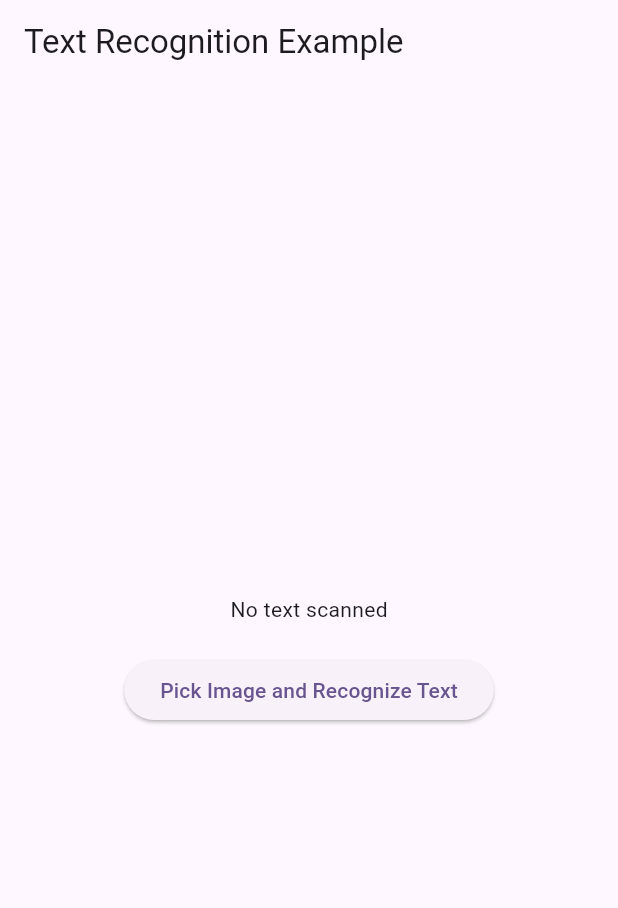
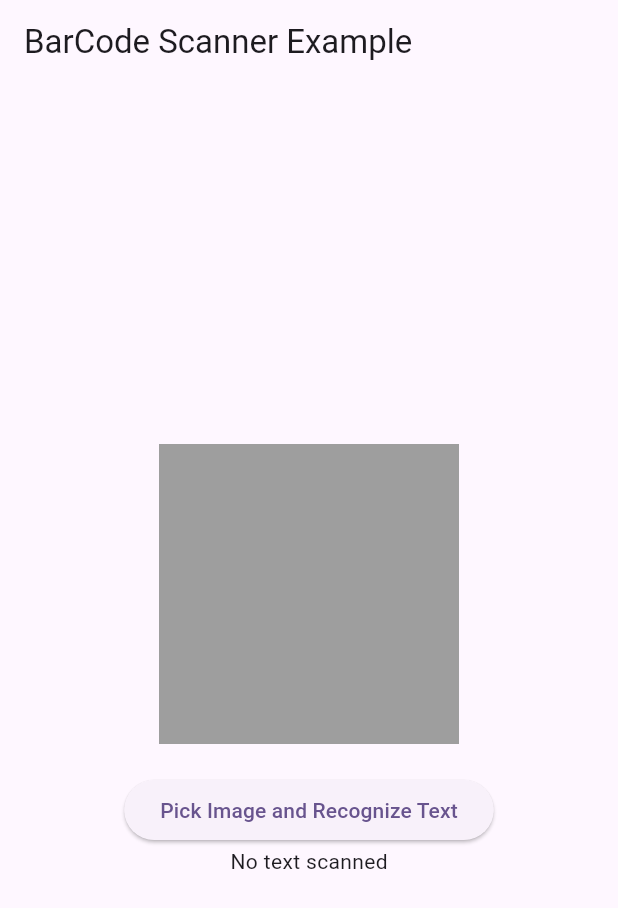
Before and after one commit to sheraz-bajwa/ML-Recognizers, a Flutter app: the screen it shows after launch, after a tap on "Pick Image and Recognize Text", on a phone screen of 412 x 824 dp. Shown: the top 908 px of the screen. Run offline on Flutter 3.47's test engine with Material 2 defaults, Android fonts, the phone set to English and light mode, and no system bars; our stand-ins replace image_picker; missing offline and left inert: google_ml_kit.

Commit message:
first commit

```diff
--- /dev/null
+++ b/fyp/lib/BarCode.dart
@@ -0,0 +1,88 @@
+
+import 'package:flutter/material.dart';
+import 'package:image_picker/image_picker.dart';
+import 'package:google_ml_kit/google_ml_kit.dart';
+import 'dart:io';
+
+class Barcode1 extends StatefulWidget {
+  @override
+  _Barcode1State createState() => _Barcode1State();
+}
+
+class _Barcode1State extends State<Barcode1> {
+  String scannedBarcode = '';
+  bool isScanning = false;
+  File? selectedImage; // Store the selected image file.
+
+  Future<void> pickAndRecognizeText() async {
+    final picker = ImagePicker();
+    final pickedImage = await picker.pickImage(source: ImageSource.gallery);
+
+    if (pickedImage != null) {
+      final imageFile = File(pickedImage.path);
+      await recognizeText(imageFile);
+    }
+  }
+
+  Future<void> recognizeText(File imageFile) async {
+    final barcodeScanner = GoogleMlKit.vision.barcodeScanner();
+
+    setState(() {
+      isScanning = true;
+    });
+    try {
+      final inputImage = InputImage.fromFile(
+          selectedImage!); // Use the selected image for barcode scanning.
+      final barcodes = await barcodeScanner.processImage(inputImage);
+
+      if (barcodes.isNotEmpty) {
+        scannedBarcode = barcodes[0]
+            .value
+            .toString(); // Assuming you only want the first barcode found.
+      } else {
+        scannedBarcode = 'No barcode found';
+      }
+    } catch (e) {
+      scannedBarcode = 'Error: $e';
+    }
+
+    await barcodeScanner.close();
+
+    setState(() {
+      isScanning = false;
+    });
+  }
+
+  @override
+  Widget build(BuildContext context) {
+    return Scaffold(
+      appBar: AppBar(
+        title: Text('BarCode Scanner Example'),
+      ),
+      body: Center(
+        child: Column(
+          mainAxisAlignment: MainAxisAlignment.center,
+          children: <Widget>[
+            if (selectedImage != null)
+              Image.file(selectedImage!, width: 200, height: 200)
+            else
+              Container(
+                height: 200,
+                width: 200,
+                color: Colors.grey,
+              ),
+            SizedBox(height: 20),
+            ElevatedButton(
+              onPressed: pickAndRecognizeText,
+              child: Text('Pick Image and Recognize Text'),
+            ),
+            if (scannedBarcode.isNotEmpty)
+              Text(scannedBarcode)
+            else
+              Text('No text scanned'),
+          ],
+        ),
+      ),
+    );
+  }
+}
--- a/fyp/lib/main.dart
+++ b/fyp/lib/main.dart
@@ -1,6 +1,6 @@
 import 'package:flutter/material.dart';
-import 'package:fyp/home.dart';
-import 'package:google_ml_vision/google_ml_vision.dart';
+import 'package:fyp/BarCode.dart';
+import 'package:fyp/ImageToText.dart';
 // import 'package:google_ml_kit/google_ml_kit.dart';
 // import 'package:firebase_ml_vision/firebase_ml_vision.dart';
 import 'package:image_picker/image_picker.dart';
@@ -21,7 +21,7 @@ class MyApp extends StatelessWidget {
         colorScheme: ColorScheme.fromSeed(seedColor: Colors.deepPurple),
         useMaterial3: true,
       ),
-      home: TextRecognitionExample(),
+      home: Barcode1(),
     );
   }
 }
--- a/fyp/pubspec.yaml
+++ b/fyp/pubspec.yaml
@@ -35,9 +35,7 @@ dependencies:
   # The following adds the Cupertino Icons font to your application.
   # Use with the CupertinoIcons class for iOS style icons.
   cupertino_icons: ^1.0.2
-  google_ml_vision: ^0.0.8
   image_picker: ^1.0.4
-  file_picker: ^5.5.0
   google_ml_kit: ^0.16.2
 
 dev_dependencies:
```
Also changed, not shown: fyp/lib/ImageToText.dart (renamed from fyp/lib/home.dart, +12 -4 lines), fyp/pubspec.lock, 1 other file.
